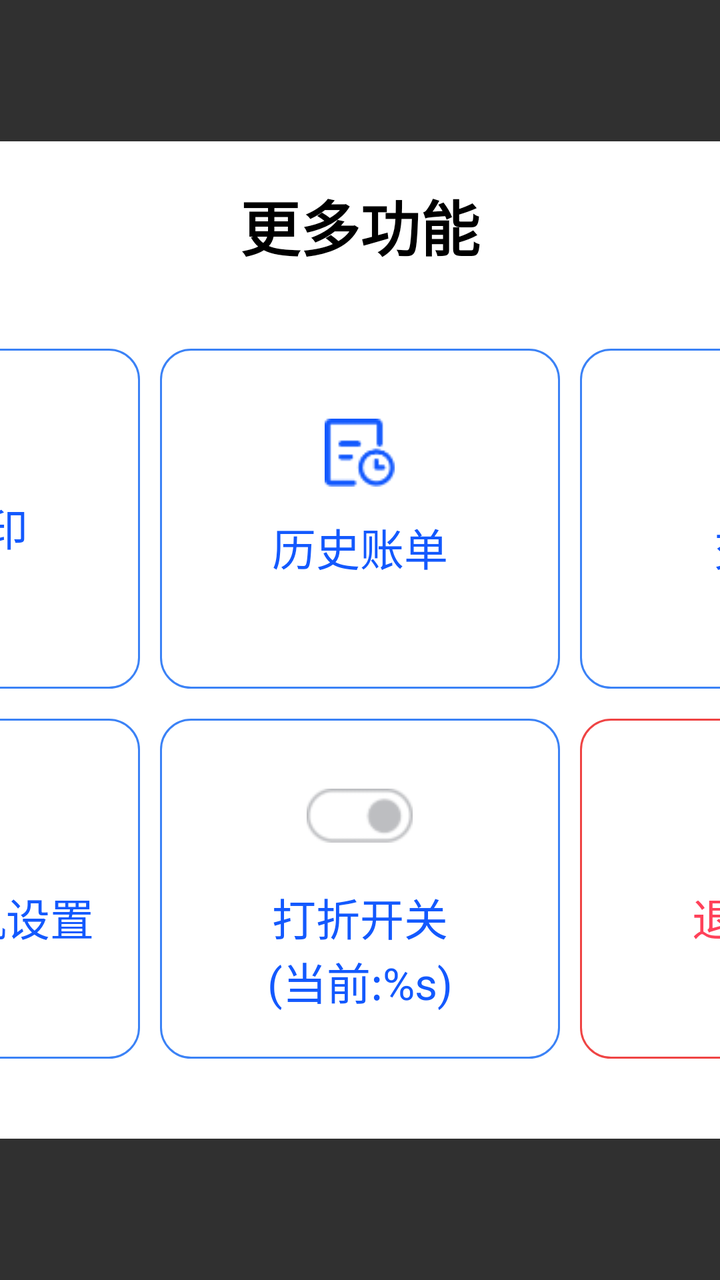
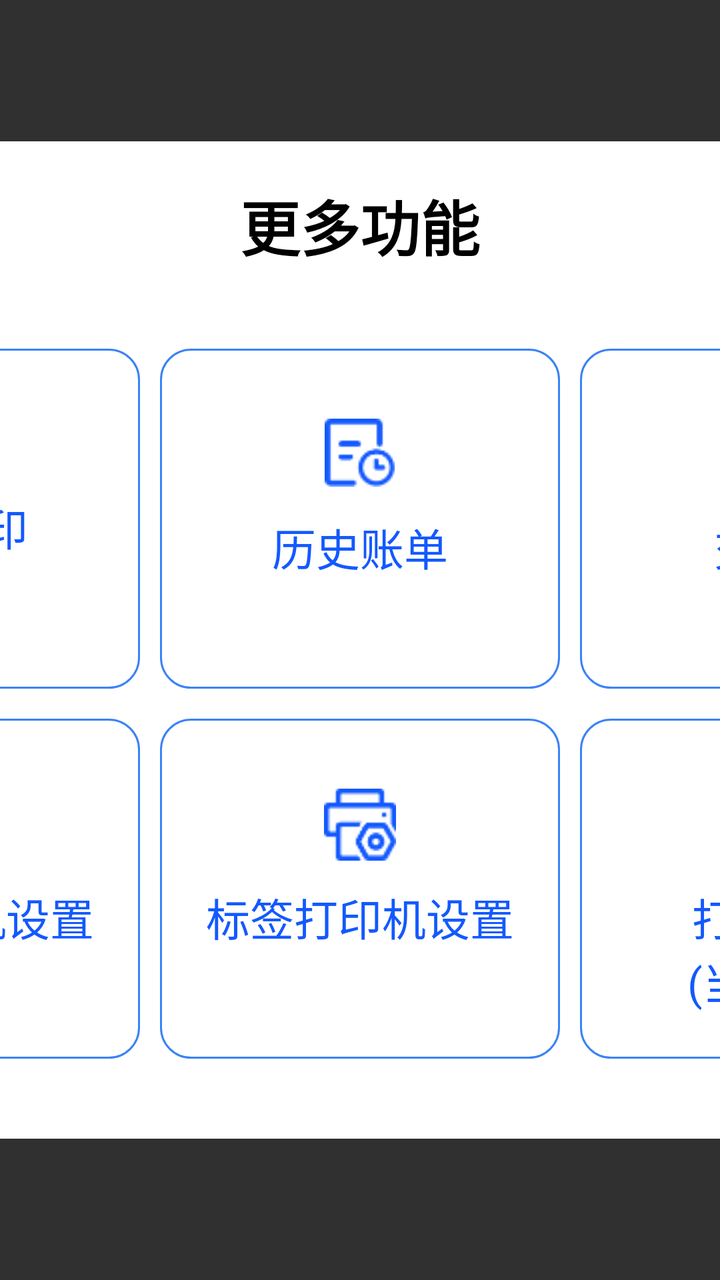

Compare the two renders of this Android layout. The source of the first and the diff that turns it into the second are given below.
<!-- AndroidManifest.xml: application theme Base.Theme.UHMCS -->
<!-- res/layout/popupwindow_more_function.xml -->
<?xml version="1.0" encoding="utf-8"?>
<LinearLayout xmlns:android="http://schemas.android.com/apk/res/android"
    xmlns:app="http://schemas.android.com/apk/res-auto"
    android:orientation="vertical"
    android:layout_width="match_parent"
    android:layout_height="match_parent"
    android:gravity="center"
    android:id="@+id/all_view">

    <LinearLayout
        android:clickable="true"
        android:focusable="true"
        android:padding="20dp"
        android:layout_width="1080dp"
        android:layout_height="wrap_content"
        android:orientation="vertical"
        android:background="@drawable/white_bg">

        <RelativeLayout
            android:layout_marginBottom="20dp"
            android:layout_width="match_parent"
            android:layout_height="wrap_content">

            <TextView
                android:id="@+id/hint_tv"
                android:layout_width="wrap_content"
                android:layout_height="wrap_content"
                android:textColor="@color/black"
                android:textSize="30dp"
                android:text="@string/more_features"
                android:textStyle="bold"
                android:layout_centerInParent="true" />

            <ImageView
                android:id="@+id/guanbi_btn"
                android:layout_centerVertical="true"
                android:layout_width="40dp"
                android:layout_height="40dp"
                android:src="@drawable/guanbi"
                android:layout_alignParentRight="true" />
        </RelativeLayout>

        <LinearLayout
            android:layout_marginTop="20dp"
            android:layout_marginBottom="5dp"
            android:layout_width="match_parent"
            android:layout_height="wrap_content"
            android:orientation="horizontal"
            android:gravity="center_vertical">

            <LinearLayout
                android:layout_marginRight="10dp"
                android:id="@+id/tongbushuju_btn"
                android:background="@drawable/num_btn_bg1"
                android:layout_width="200dp"
                android:layout_height="170dp"
                android:orientation="vertical"
                android:gravity="center_horizontal"
                android:paddingTop="35dp">

                <TextView
                    android:drawableTop="@drawable/shuaxin_iv_blue"
                    android:drawablePadding="10dp"
                    android:layout_width="wrap_content"
                    android:layout_height="wrap_content"
                    android:textColor="#FF1359FE"
                    android:textSize="22dp"
                    android:text="@string/sync_data"
                    android:gravity="center" />
            </LinearLayout>

            <LinearLayout
                android:layout_marginRight="10dp"
                android:id="@+id/bianqiandaying_btn"
                android:background="@drawable/num_btn_bg1"
                android:layout_width="200dp"
                android:layout_height="170dp"
                android:orientation="vertical"
                android:gravity="center_horizontal"
                android:paddingTop="35dp">

                <TextView
                    android:drawableTop="@drawable/biaoqiandayin_iv"
                    android:drawablePadding="@dimen/dp_10"
                    android:layout_width="wrap_content"
                    android:layout_height="wrap_content"
                    android:textColor="#FF1359FE"
                    android:textSize="22dp"
                    android:text="@string/label_printing"
                    android:gravity="center" />
            </LinearLayout>

            <LinearLayout
                android:visibility="gone"
                android:layout_marginRight="10dp"
                android:id="@+id/shangpinruku_btn"
                android:background="@drawable/num_btn_bg1"
                android:layout_width="200dp"
                android:layout_height="170dp"
                android:orientation="vertical"
                android:gravity="center">

                <TextView
                    android:drawableTop="@drawable/shuaxin_iv_blue"
                    android:drawablePadding="@dimen/dp_10"
                    android:layout_width="wrap_content"
                    android:layout_height="wrap_content"
                    android:textColor="#FF1359FE"
                    android:textSize="22dp"
                    android:text="@string/stock_in"
                    android:gravity="center" />
            </LinearLayout>

            <LinearLayout
                android:layout_marginRight="10dp"
                android:id="@+id/lishizhangdan_btn"
                android:background="@drawable/num_btn_bg1"
                android:layout_width="200dp"
                android:layout_height="170dp"
                android:orientation="vertical"
                android:gravity="center_horizontal"
                android:paddingTop="35dp">

                <TextView
                    android:drawableTop="@drawable/lishizhangdan_iv"
                    android:drawablePadding="14dp"
                    android:layout_width="wrap_content"
                    android:layout_height="wrap_content"
                    android:textColor="#FF1359FE"
                    android:textSize="22dp"
                    android:text="@string/order_history"
                    android:gravity="center" />
            </LinearLayout>

            <LinearLayout
                android:layout_marginRight="10dp"
                android:id="@+id/jiaojieban_btn"
                android:background="@drawable/num_btn_bg1"
                android:layout_width="200dp"
                android:layout_height="170dp"
                android:orientation="vertical"
                android:gravity="center_horizontal"
                android:paddingTop="35dp">

                <TextView
                    android:drawableTop="@drawable/jiaojiebao_iv"
                    android:drawablePadding="10dp"
                    android:layout_width="wrap_content"
                    android:layout_height="wrap_content"
                    android:textColor="#FF1359FE"
                    android:textSize="22dp"
                    android:text="交接班"
                    android:gravity="center" />
            </LinearLayout>

            <LinearLayout
                android:layout_marginRight="10dp"
                android:id="@+id/yuyangshezhi_btn"
                android:background="@drawable/num_btn_bg1"
                android:layout_width="200dp"
                android:layout_height="170dp"
                android:orientation="vertical"
                android:gravity="center_horizontal"
                android:paddingTop="35dp">

                <TextView
                    android:drawableTop="@drawable/yuyan_iv"
                    android:drawablePadding="12dp"
                    android:layout_width="wrap_content"
                    android:layout_height="wrap_content"
                    android:textColor="#FF1359FE"
                    android:textSize="22dp"
                    android:text="@string/language_settings"
                    android:gravity="center" />
            </LinearLayout>

        </LinearLayout>

        <LinearLayout
            android:visibility="visible"
            android:layout_marginTop="10dp"
            android:layout_marginBottom="20dp"
            android:layout_width="match_parent"
            android:layout_height="wrap_content"
            android:orientation="horizontal"
            android:gravity="center_vertical">

            <LinearLayout
                android:layout_marginRight="10dp"
                android:id="@+id/zhangdandayingji_btn"
                android:background="@drawable/num_btn_bg1"
                android:layout_width="200dp"
                android:layout_height="170dp"
                android:orientation="vertical"
                android:gravity="center_horizontal"
                android:paddingTop="35dp">

                <TextView
                    android:drawableTop="@drawable/zhangdan_iv"
                    android:drawablePadding="12dp"
                    android:layout_width="wrap_content"
                    android:layout_height="wrap_content"
                    android:textColor="#FF1359FE"
                    android:textSize="22dp"
                    android:text="@string/receipt_printer_setup"
                    android:gravity="center" />
            </LinearLayout>

            <LinearLayout
                android:layout_marginRight="10dp"
                android:id="@+id/bianqiandayingji_btn"
                android:background="@drawable/num_btn_bg1"
                android:layout_width="200dp"
                android:layout_height="170dp"
                android:orientation="vertical"
                android:gravity="center_horizontal"
                android:paddingTop="35dp">

                <TextView
                    android:drawableTop="@drawable/biaoqian_iv"
                    android:drawablePadding="12dp"
                    android:layout_width="wrap_content"
                    android:layout_height="wrap_content"
                    android:textColor="#FF1359FE"
                    android:textSize="22dp"
                    android:text="@string/label_printer_setup"
                    android:gravity="center" />
            </LinearLayout>

            <LinearLayout
                android:layout_marginRight="10dp"
                android:id="@+id/dazhekaiguan_btn"
                android:background="@drawable/num_btn_bg1"
                android:layout_width="200dp"
                android:layout_height="170dp"
                android:orientation="vertical"
                android:gravity="center_horizontal"
                android:paddingTop="35dp">
                <ImageView
                    android:id="@+id/dazhekaiguan_iv"
                    android:layout_width="wrap_content"
                    android:layout_height="wrap_content"
                    android:src="@drawable/kaiguan_iv"/>
                <TextView
                    android:id="@+id/dazhekaiguan_tv"
                    android:layout_marginTop="21dp"
                    android:layout_width="wrap_content"
                    android:layout_height="wrap_content"
                    android:textColor="#FF1359FE"
                    android:textSize="22dp"
                    android:text="@string/discount_toggle"
                    android:gravity="center" />
            </LinearLayout>
            <LinearLayout
                android:layout_marginRight="10dp"
                android:id="@+id/tuichudenglv_btn"
                android:background="@drawable/num_btn_bg3"
                android:layout_width="200dp"
                android:layout_height="170dp"
                android:orientation="vertical"
                android:gravity="center_horizontal"
                android:paddingTop="35dp">
                <TextView
                    android:drawableTop="@drawable/login_out_iv"
                    android:drawablePadding="15dp"
                    android:layout_width="wrap_content"
                    android:layout_height="wrap_content"
                    android:textColor="#FFFF4159"
                    android:textSize="22dp"
                    android:text="@string/log_out"
                    android:gravity="center"/>
            </LinearLayout>
            <TextView
                android:visibility="gone"
                android:id="@+id/shangpindianji_btn"
                android:layout_marginRight="10dp"
                android:layout_width="200dp"
                android:layout_height="170dp"
                android:background="@drawable/blue_bg4"
                android:textColor="@color/white"
                android:textSize="20dp"
                android:textStyle="bold"
                android:text="@string/shangpinkaiguan"
                android:gravity="center"/>
            <TextView
                android:visibility="gone"
                android:id="@+id/zhifushengzhi_btn"
                android:layout_marginRight="10dp"
                android:layout_width="200dp"
                android:layout_height="170dp"
                android:background="@drawable/blue_bg4"
                android:textColor="@color/white"
                android:textSize="25dp"
                android:textStyle="bold"
                android:text="支付设置"
                android:gravity="center"/>
            <TextView
                android:visibility="gone"
                android:id="@+id/huiyuanchongzhi_btn"
                android:layout_marginRight="10dp"
                android:layout_width="200dp"
                android:layout_height="170dp"
                android:background="@drawable/blue_bg4"
                android:textColor="@color/white"
                android:textSize="25dp"
                android:textStyle="bold"
                android:text="会员充值"
                android:gravity="center"/>
            <TextView
                android:visibility="gone"
                android:id="@+id/qianxiangshezhi_btn"
                android:layout_marginRight="10dp"
                android:layout_width="200dp"
                android:layout_height="170dp"
                android:background="@drawable/blue_bg4"
                android:textColor="@color/white"
                android:textSize="25dp"
                android:textStyle="bold"
                android:text="钱箱设置"
                android:gravity="center"/>




        </LinearLayout>
    </LinearLayout>

</LinearLayout>
<!-- resources referenced by this layout -->
<resources>
  <color name="black">#FF000000</color>
  <color name="white">#FFFFFFFF</color>
  <!-- drawable blue_bg4 (drawable) -->
  <?xml version="1.0" encoding="UTF-8"?>
  <shape xmlns:android="http://schemas.android.com/apk/res/android"
      android:shape="rectangle" >
  
      
      <solid android:color="#409eff" />
      
  
  
      
  
      
      <corners android:radius="16dp" />
      
  
  
  
  
  
  
  </shape>
  <!-- drawable num_btn_bg1 (drawable) -->
  <?xml version="1.0" encoding="utf-8"?>
  <selector xmlns:android="http://schemas.android.com/apk/res/android">
      <item android:drawable="@drawable/blue_line4" android:state_pressed="true"/>
      <item android:drawable="@drawable/blue_line3" android:state_pressed="false"/>
  </selector>
  <!-- drawable num_btn_bg3 (drawable) -->
  <?xml version="1.0" encoding="utf-8"?>
  <selector xmlns:android="http://schemas.android.com/apk/res/android">
      <item android:drawable="@drawable/red_line3" android:state_pressed="true"/>
      <item android:drawable="@drawable/red_line2" android:state_pressed="false"/>
  </selector>
  <!-- drawable white_bg (drawable) -->
  <?xml version="1.0" encoding="UTF-8"?>
  <shape xmlns:android="http://schemas.android.com/apk/res/android"
      android:shape="rectangle" >
  
      
      <solid android:color="@color/white" />
      
  
  
      
  
      
      <corners android:radius="10dp" />
      
  
  
  
  
  
  
  </shape>
  <string name="discount_toggle">打折开关\n(当前:%s)</string>
  <string name="label_printer_setup">标签打印机设置</string>
  <string name="label_printing">标签打印</string>
  <string name="language_settings">语言设置</string>
  <string name="log_out">退出登录</string>
  <string name="more_features">更多功能</string>
  <string name="order_history">历史账单</string>
  <string name="receipt_printer_setup">账单打印机设置</string>
  <string name="shangpinkaiguan">商品点击开关\n(当前:%s)</string>
  <string name="stock_in">商品入库</string>
  <string name="sync_data">同步数据</string>
  <style name="Base.Theme.UHMCS" parent="Theme.AppCompat.NoActionBar">
          
          
          <item name="android:windowFullscreen">true</item>
          <item name="android:windowContentOverlay">@null</item>
          <item name="colorControlActivated">@color/black</item> 
  
  
  
  
      </style>
  <!-- drawable blue_line4 (drawable) -->
  <?xml version="1.0" encoding="UTF-8"?>
  <selector xmlns:android="http://schemas.android.com/apk/res/android">
      <item >
          <shape android:shape="rectangle">
              <stroke android:width="1dp" android:color="#FF3B82F6" />
              <solid android:color="#FFDEF1FF" />
              <corners android:radius="15dp" />
          </shape>
      </item>
  
  
  </selector>
  <!-- drawable blue_line3 (drawable) -->
  <?xml version="1.0" encoding="UTF-8"?>
  <selector xmlns:android="http://schemas.android.com/apk/res/android">
      <item >
          <shape android:shape="rectangle">
              <stroke android:width="1dp" android:color="#FF3B82F6" />
              <solid android:color="#ffffffff" />
              <corners android:radius="15dp" />
          </shape>
      </item>
  
  
  </selector>
  <!-- drawable red_line3 (drawable) -->
  <?xml version="1.0" encoding="UTF-8"?>
  <selector xmlns:android="http://schemas.android.com/apk/res/android">
      <item >
          <shape android:shape="rectangle">
              <stroke android:width="1dp" android:color="#ffef4444" />
              <solid android:color="#fffff3f3" />
              <corners android:radius="15dp" />
          </shape>
      </item>
  
  
  </selector>
  <!-- drawable red_line2 (drawable) -->
  <?xml version="1.0" encoding="UTF-8"?>
  <selector xmlns:android="http://schemas.android.com/apk/res/android">
      <item >
          <shape android:shape="rectangle">
              <stroke android:width="1dp" android:color="#ffef4444" />
              <solid android:color="#ffffffff" />
              <corners android:radius="15dp" />
          </shape>
      </item>
  
  
  </selector>
  <!-- unchanged entries left out for length: 10 -->
</resources>

<!-- the commit's change to res/layout/popupwindow_more_function.xml (unified diff, before → after) -->
@@ -185,6 +185,30 @@
             android:orientation="horizontal"
             android:gravity="center_vertical">
 
+
+            <LinearLayout
+                android:layout_marginRight="10dp"
+                android:id="@+id/pos_setting_btn"
+                android:background="@drawable/num_btn_bg1"
+                android:layout_width="200dp"
+                android:layout_height="170dp"
+                android:orientation="vertical"
+                android:gravity="center_horizontal"
+                android:paddingTop="35dp">
+
+                <TextView
+                    android:drawableTop="@drawable/gengduo"
+                    android:drawablePadding="12dp"
+                    android:layout_width="wrap_content"
+                    android:layout_height="wrap_content"
+                    android:textColor="#FF1359FE"
+                    android:textSize="22dp"
+                    android:text="POS 设置"
+                    android:gravity="center" />
+            </LinearLayout>
+
+
+
             <LinearLayout
                 android:layout_marginRight="10dp"
                 android:id="@+id/zhangdandayingji_btn"
<!-- resource entries referenced after the edit -->
@@ -24,6 +24,7 @@
   
   
   </shape>
+  <!-- drawable gengduo: png bitmap (drawable, 2813 bytes) -->
   <!-- drawable num_btn_bg1 (drawable) -->
   <?xml version="1.0" encoding="utf-8"?>
   <selector xmlns:android="http://schemas.android.com/apk/res/android">
